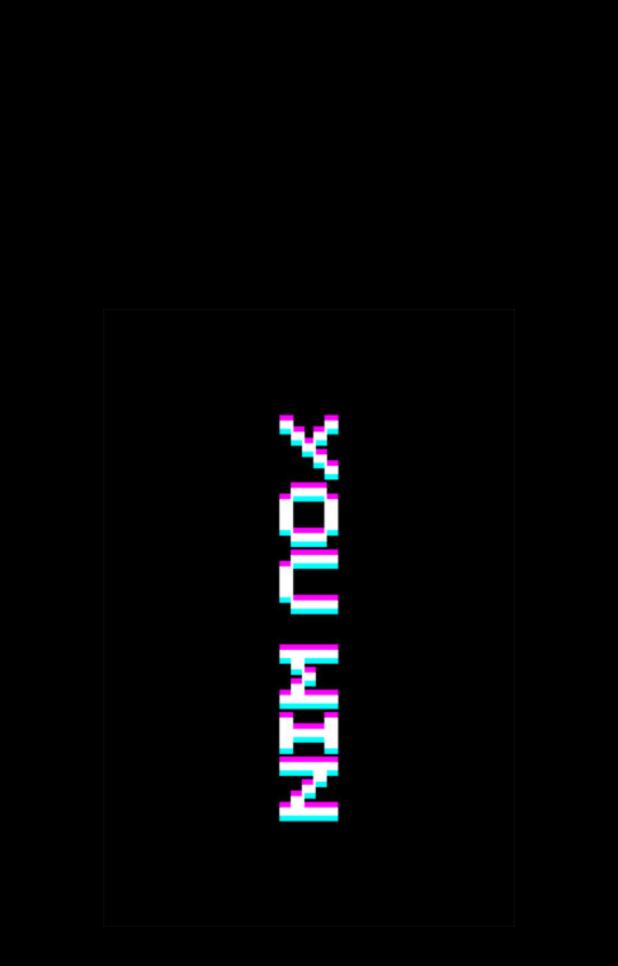
After one commit to steged19/Schnapsen, an Android app: the winScreen screen opened directly, with no data from a screen before it, on a phone screen of 412 x 824 dp. The commit adds this screen. Shown: the top 966 px of the screen. Run offline under Robolectric (Android 15) with nearby library versions, the phone set to English and light mode, and no system bars.

Commit message:
Merge remote-tracking branch 'origin/master'
# Conflicts:
#	app/src/main/java/at/kaindorf/schnapsen/Classic.java

```diff
--- /dev/null
+++ b/app/src/main/java/at/kaindorf/schnapsen/winScreen.java
@@ -0,0 +1,37 @@
+package at.kaindorf.schnapsen;
+
+import androidx.appcompat.app.AppCompatActivity;
+
+import android.content.Intent;
+import android.os.Bundle;
+import android.view.View;
+import android.view.WindowManager;
+import android.widget.ImageView;
+
+public class winScreen extends AppCompatActivity {
+
+    private ImageView winIv;
+
+    @Override
+    protected void onCreate(Bundle savedInstanceState) {
+        super.onCreate(savedInstanceState);
+        setContentView(R.layout.activity_win_screen);
+
+        getWindow().addFlags(WindowManager.LayoutParams.FLAG_FULLSCREEN);
+
+        winIv = findViewById(R.id.lossIV);
+
+        winIv.setOnClickListener(new View.OnClickListener() {
+            @Override
+            public void onClick(View view) {
+                openNewActivity();
+            }
+        });
+    }
+
+    public void openNewActivity(){
+        Intent intent = new Intent(this, MainActivity.class);
+        startActivity(intent);
+    }
+
+}
--- a/app/src/main/res/layout/activity_classic.xml
+++ b/app/src/main/res/layout/activity_classic.xml
@@ -130,9 +130,9 @@
 
     <ImageView
         android:id="@+id/trumpCard"
-        android:layout_width="212dp"
-        android:layout_height="124dp"
-        android:layout_marginStart="612dp"
+        android:layout_width="83dp"
+        android:layout_height="130dp"
+        android:layout_marginStart="668dp"
         android:layout_marginTop="112dp"
         app:layout_constraintStart_toStartOf="parent"
         app:layout_constraintTop_toTopOf="parent"
--- /dev/null
+++ b/app/src/main/res/layout/activity_win_screen.xml
@@ -0,0 +1,17 @@
+<?xml version="1.0" encoding="utf-8"?>
+<RelativeLayout xmlns:android="http://schemas.android.com/apk/res/android"
+    xmlns:app="http://schemas.android.com/apk/res-auto"
+    xmlns:tools="http://schemas.android.com/tools"
+    android:layout_width="match_parent"
+    android:layout_height="match_parent"
+    android:background="#000000"
+    android:backgroundTint="#000000"
+    tools:context=".winScreen">
+
+    <ImageView
+        android:id="@+id/lossIV"
+        android:layout_width="match_parent"
+        android:layout_height="match_parent"
+        android:rotation="90"
+        app:srcCompat="@drawable/winscreen" />
+</RelativeLayout>
```
Also changed, not shown: app/src/main/AndroidManifest.xml (+11 -5 lines), app/src/main/java/at/kaindorf/schnapsen/Classic.java (+28 -8 lines), app/src/main/java/at/kaindorf/schnapsen/lossActivity.java (added, +34 -0 lines), app/src/main/res/layout/activity_loss.xml (added, +17 -0 lines), app/src/main/res/drawable-v24/gameover.png (added), app/src/main/res/drawable-v24/winscreen.jpg (added).
